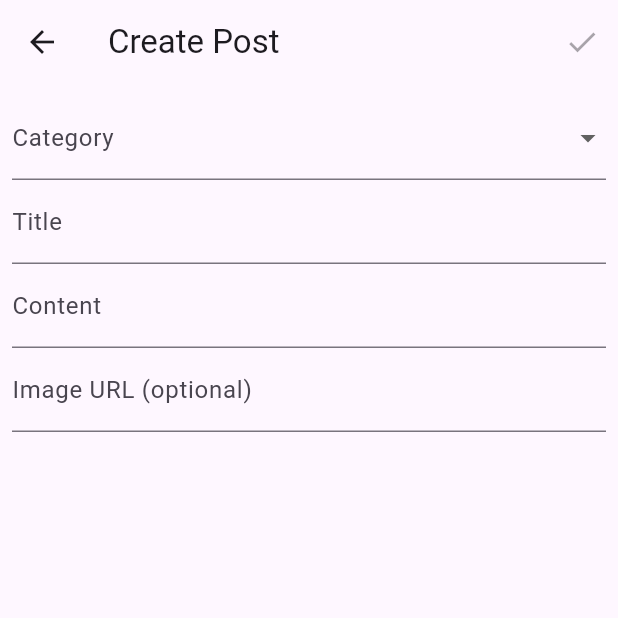
After one commit to ksarangee/madcamp_week2, a Flutter app: the screen it shows after launch, after a tap on the "add" icon, on a phone screen of 412 x 824 dp, the top half of it. The commit adds this screen. Run offline on Flutter 3.47's test engine with Material 3 defaults, Android fonts, the phone set to English and light mode, and no system bars; our stand-ins replace flutter_svg, shared_preferences; missing offline and left inert: kakao_flutter_sdk; network calls fail; Roboto replaces fonts that are missing (IBMPlexSansKR).

Commit message:
tab 1 create post, tab 2 done

```diff
--- a/lib/screens/browse_screen.dart
+++ b/lib/screens/browse_screen.dart
@@ -4,6 +4,7 @@ import 'dart:convert';
 import './../secret.dart';
 import '../models/document.dart';
 import 'document_detail_screen.dart';
+import 'create_post_screen.dart';
 
 class BrowseScreen extends StatefulWidget {
   const BrowseScreen({super.key});
@@ -56,6 +57,9 @@ class BrowseScreenState extends State<BrowseScreen> {
     } catch (e) {
       print('Error: $e');
       // 에러 처리 로직 추가
+      setState(() {
+        _errorMessage = 'Error: $e';
+      });
     }
   }
 
@@ -146,31 +150,46 @@ class BrowseScreenState extends State<BrowseScreen> {
           ),
         ),
       ),
+      floatingActionButton: FloatingActionButton(
+        onPressed: () async {
+          final result = await Navigator.push(
+            context,
+            MaterialPageRoute(builder: (context) => CreatePostScreen()),
+          );
+          if (result == true) {
+            _fetchDocuments(); // 새 글 등록 후 문서 데이터 다시 가져오기
+          }
+        },
+        child: const Icon(Icons.add),
+      ),
     );
   }
 
-  // 검색 결과에 따라 문서 리스트를 생성하는 메소드
   Widget _buildDocumentList() {
     if (_isLoading) {
       return const Center(child: CircularProgressIndicator());
-    } else if (_errorMessage.isNotEmpty) {
-      return Center(child: Text(_errorMessage)); // 데이터 로딩 에러 메시지 출력
-    } else if (_filteredDocuments.isEmpty) {
-      return const Center(child: Text('No documents found')); // 검색 결과 없음 메시지 출력
-    } else {
-      // 검색 결과에 맞는 문서 리스트 출력
+    }
+
+    if (_errorMessage.isNotEmpty) {
+      return Center(child: Text(_errorMessage));
+    }
+
+    if (_filteredDocuments.isEmpty) {
+      return const Center(child: Text('No documents found.'));
+    }
+
     return ListView.builder(
       itemCount: _filteredDocuments.length,
       itemBuilder: (context, index) {
-          final document = _filteredDocuments[index];
+        Document document = _filteredDocuments[index];
         return ListTile(
-            title: Text(document.title, style: const TextStyle(fontSize: 18.0)),
+          title: Text(document.title),
+          subtitle: Text(document.content),
           onTap: () {
             Navigator.push(
               context,
               MaterialPageRoute(
-                  builder: (context) =>
-                      DocumentDetailScreen(document: document), // 문서 상세 화면으로 이동
+                builder: (context) => DocumentDetailScreen(document: document),
               ),
             );
           },
@@ -179,4 +198,3 @@ class BrowseScreenState extends State<BrowseScreen> {
     );
   }
 }
-}
--- /dev/null
+++ b/lib/screens/create_post_screen.dart
@@ -0,0 +1,118 @@
+import 'package:flutter/material.dart';
+import 'package:http/http.dart' as http;
+import 'dart:convert';
+import './../secret.dart';
+
+class CreatePostScreen extends StatefulWidget {
+  const CreatePostScreen({super.key});
+
+  @override
+  _CreatePostScreenState createState() => _CreatePostScreenState();
+}
+
+class _CreatePostScreenState extends State<CreatePostScreen> {
+  final TextEditingController _titleController = TextEditingController();
+  final TextEditingController _contentController = TextEditingController();
+  final TextEditingController _imageUrlController = TextEditingController();
+  String? _selectedCategory;
+  bool _isLoading = false;
+  String _errorMessage = '';
+
+  final List<String> _categories = ['역사', '개발', '엔터테인먼트', '음식', '일상', '예술'];
+
+  Future<void> _submitPost() async {
+    setState(() {
+      _isLoading = true;
+      _errorMessage = '';
+    });
+
+    try {
+      final response = await http.post(
+        Uri.parse('$backendUrl/create_post'),
+        headers: {'Content-Type': 'application/json'},
+        body: jsonEncode({
+          'title': _titleController.text,
+          'content': _contentController.text,
+          'image': _imageUrlController.text.isNotEmpty
+              ? _imageUrlController.text
+              : null,
+          'category_id': _categories.indexOf(_selectedCategory!) + 1,
+        }),
+      );
+
+      print('Server Response: ${response.statusCode}');
+      print('Response Body: ${response.body}');
+
+      if (response.statusCode == 200) {
+        Navigator.pop(
+            context, true); // Return to the previous screen with success flag
+      } else {
+        throw Exception('Failed to create post');
+      }
+    } catch (e) {
+      setState(() {
+        _errorMessage = 'Error: $e';
+      });
+    } finally {
+      setState(() {
+        _isLoading = false;
+      });
+    }
+  }
+
+  @override
+  Widget build(BuildContext context) {
+    return Scaffold(
+      appBar: AppBar(
+        title: const Text('Create Post'),
+        actions: [
+          IconButton(
+            icon: const Icon(Icons.check),
+            onPressed:
+                _selectedCategory != null && !_isLoading ? _submitPost : null,
+          ),
+        ],
+      ),
+      body: SafeArea(
+        child: Padding(
+          padding: const EdgeInsets.all(8.0),
+          child: Column(
+            children: [
+              DropdownButtonFormField<String>(
+                value: _selectedCategory,
+                decoration: const InputDecoration(labelText: 'Category'),
+                items: _categories
+                    .map((category) => DropdownMenuItem(
+                        value: category, child: Text(category)))
+                    .toList(),
+                onChanged: (value) {
+                  setState(() {
+                    _selectedCategory = value;
+                  });
+                },
+              ),
+              TextField(
+                controller: _titleController,
+                decoration: const InputDecoration(labelText: 'Title'),
+              ),
+              TextField(
+                controller: _contentController,
+                decoration: const InputDecoration(labelText: 'Content'),
+                maxLines: null,
+                keyboardType: TextInputType.multiline,
+              ),
+              TextField(
+                controller: _imageUrlController,
+                decoration:
+                    const InputDecoration(labelText: 'Image URL (optional)'),
+              ),
+              if (_isLoading) const CircularProgressIndicator(),
+              if (_errorMessage.isNotEmpty)
+                Text(_errorMessage, style: const TextStyle(color: Colors.red)),
+            ],
+          ),
+        ),
+      ),
+    );
+  }
+}
```
Also changed, not shown: lib/models/document.dart (+8 -0 lines), lib/screens/document_detail_screen.dart (+50 -8 lines), lib/screens/edit_document_screen.dart (+5 -9 lines), lib/screens/home_screen.dart (+44 -25 lines), lib/screens/interest_posts_screen.dart (added, +87 -0 lines), lib/screens/trend_screen.dart (+77 -8 lines). Lines whose indentation alone changed are shown as unchanged.
